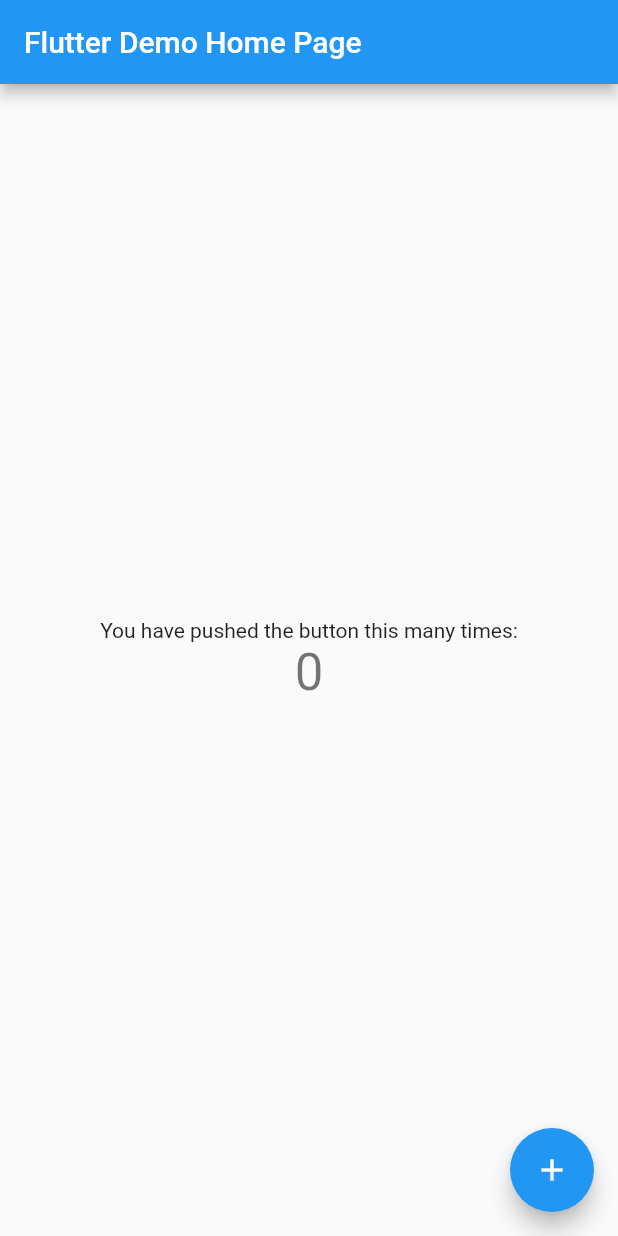
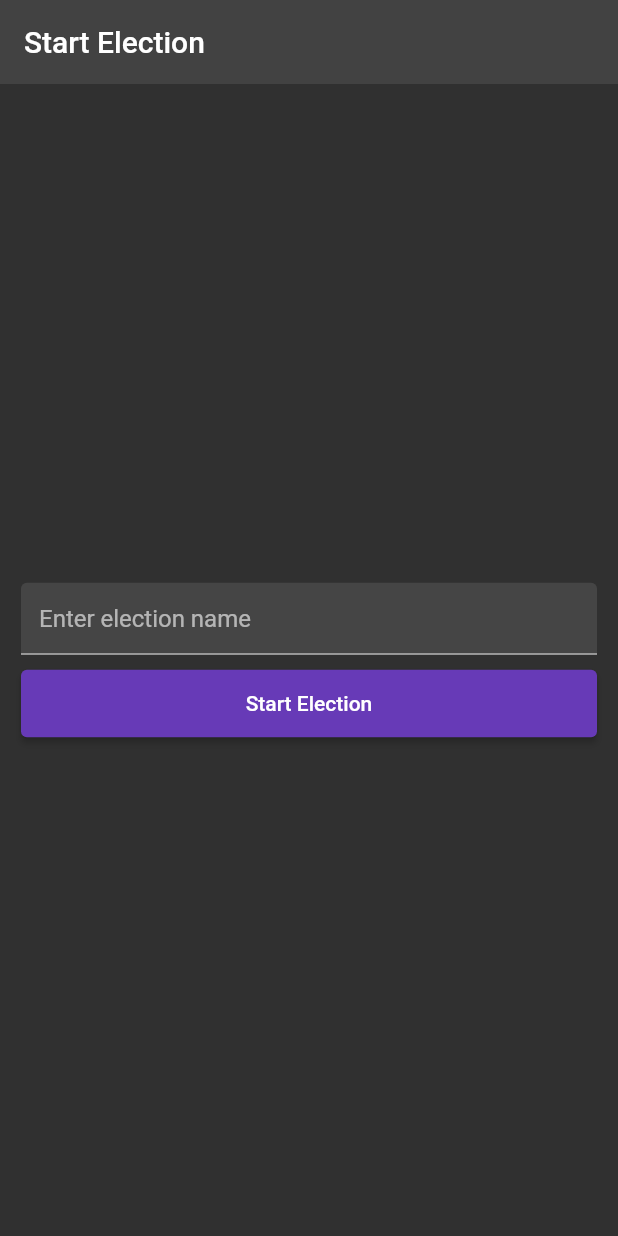
Before and after one commit to javioroz/VotingDapp, a Flutter app: the screen it shows after launch, on a phone screen of 412 x 824 dp. Run offline on Flutter 3.47's test engine with Material 2 defaults, Android fonts, the phone set to English and light mode, and no system bars; missing offline and left inert: web3dart.

Commit message:
home and functions for elections web3

```diff
--- /dev/null
+++ b/flutter_voting_dapp/lib/constants.dart
@@ -0,0 +1,10 @@
+String infura_url =
+    "https://kovan.infura.io/v3/7e0fcba16fce454c96616d04abdbf3a4";
+
+String owner_private_key =
+    "9e2c82ef68ad0baf4bc0fa84bbdc84e39e5f9a49d874cb635f895985ea45d2f8";
+
+String voter_private_key =
+    "0007a74d6b0385232ac4722b936742613ba9fb6f57384dcee69a4769320dc6cc";
+
+String contractAddress1 = "0x47891C0f57e38FfFFb7A08C5A81193b5D4471AdD";
--- a/flutter_voting_dapp/lib/main.dart
+++ b/flutter_voting_dapp/lib/main.dart
@@ -1,115 +1,24 @@
 import 'package:flutter/material.dart';
+import 'package:flutter_voting_dapp/page_home.dart';
 
-void main() {
-  runApp(const MyApp());
-}
+void main() => runApp(MyApp());
 
 class MyApp extends StatelessWidget {
   const MyApp({Key? key}) : super(key: key);
 
-  // This widget is the root of your application.
   @override
   Widget build(BuildContext context) {
     return MaterialApp(
-      title: 'Flutter Demo',
+      home: Home(),
+      debugShowCheckedModeBanner: false,
       theme: ThemeData(
-        // This is the theme of your application.
-        //
-        // Try running your application with "flutter run". You'll see the
-        // application has a blue toolbar. Then, without quitting the app, try
-        // changing the primarySwatch below to Colors.green and then invoke
-        // "hot reload" (press "r" in the console where you ran "flutter run",
-        // or simply save your changes to "hot reload" in a Flutter IDE).
-        // Notice that the counter didn't reset back to zero; the application
-        // is not restarted.
-        primarySwatch: Colors.blue,
-      ),
-      home: const MyHomePage(title: 'Flutter Demo Home Page'),
+          brightness: Brightness.dark,
+          primaryColor: Colors.deepPurple,
+          elevatedButtonTheme: ElevatedButtonThemeData(
+            style: ButtonStyle(
+                backgroundColor: MaterialStateProperty.all(Colors.deepPurple)),
+          ),
+          appBarTheme: AppBarTheme(elevation: 0)),
     );
   }
 }
-
-class MyHomePage extends StatefulWidget {
-  const MyHomePage({Key? key, required this.title}) : super(key: key);
-
-  // This widget is the home page of your application. It is stateful, meaning
-  // that it has a State object (defined below) that contains fields that affect
-  // how it looks.
-
-  // This class is the configuration for the state. It holds the values (in this
-  // case the title) provided by the parent (in this case the App widget) and
-  // used by the build method of the State. Fields in a Widget subclass are
-  // always marked "final".
-
-  final String title;
-
-  @override
-  State<MyHomePage> createState() => _MyHomePageState();
-}
-
-class _MyHomePageState extends State<MyHomePage> {
-  int _counter = 0;
-
-  void _incrementCounter() {
-    setState(() {
-      // This call to setState tells the Flutter framework that something has
-      // changed in this State, which causes it to rerun the build method below
-      // so that the display can reflect the updated values. If we changed
-      // _counter without calling setState(), then the build method would not be
-      // called again, and so nothing would appear to happen.
-      _counter++;
-    });
-  }
-
-  @override
-  Widget build(BuildContext context) {
-    // This method is rerun every time setState is called, for instance as done
-    // by the _incrementCounter method above.
-    //
-    // The Flutter framework has been optimized to make rerunning build methods
-    // fast, so that you can just rebuild anything that needs updating rather
-    // than having to individually change instances of widgets.
-    return Scaffold(
-      appBar: AppBar(
-        // Here we take the value from the MyHomePage object that was created by
-        // the App.build method, and use it to set our appbar title.
-        title: Text(widget.title),
-      ),
-      body: Center(
-        // Center is a layout widget. It takes a single child and positions it
-        // in the middle of the parent.
-        child: Column(
-          // Column is also a layout widget. It takes a list of children and
-          // arranges them vertically. By default, it sizes itself to fit its
-          // children horizontally, and tries to be as tall as its parent.
-          //
-          // Invoke "debug painting" (press "p" in the console, choose the
-          // "Toggle Debug Paint" action from the Flutter Inspector in Android
-          // Studio, or the "Toggle Debug Paint" command in Visual Studio Code)
-          // to see the wireframe for each widget.
-          //
-          // Column has various properties to control how it sizes itself and
-          // how it positions its children. Here we use mainAxisAlignment to
-          // center the children vertically; the main axis here is the vertical
-          // axis because Columns are vertical (the cross axis would be
-          // horizontal).
-          mainAxisAlignment: MainAxisAlignment.center,
-          children: <Widget>[
-            const Text(
-              'You have pushed the button this many times:',
-            ),
-            Text(
-              '$_counter',
-              style: Theme.of(context).textTheme.headline4,
-            ),
-          ],
-        ),
-      ),
-      floatingActionButton: FloatingActionButton(
-        onPressed: _incrementCounter,
-        tooltip: 'Increment',
-        child: const Icon(Icons.add),
-      ), // This trailing comma makes auto-formatting nicer for build methods.
-    );
-  }
-}
--- /dev/null
+++ b/flutter_voting_dapp/lib/page_home.dart
@@ -0,0 +1,67 @@
+import 'package:flutter/material.dart';
+import 'package:http/http.dart';
+import 'package:web3dart/web3dart.dart';
+import 'package:flutter_voting_dapp/page_election.dart';
+import 'package:flutter_voting_dapp/functions.dart';
+import 'package:flutter_voting_dapp/constants.dart';
+
+class Home extends StatefulWidget {
+  const Home({Key? key}) : super(key: key);
+
+  @override
+  _HomeState createState() => _HomeState();
+}
+
+class _HomeState extends State<Home> {
+  Client? httpClient;
+  Web3Client? ethClient;
+  TextEditingController controller = TextEditingController();
+
+  @override
+  void initState() {
+    httpClient = Client();
+    ethClient = Web3Client(infura_url, httpClient!);
+    super.initState();
+  }
+
+  @override
+  Widget build(BuildContext context) {
+    return Scaffold(
+      appBar: AppBar(
+        title: Text('Start Election'),
+      ),
+      body: Container(
+        padding: EdgeInsets.all(14),
+        child: Column(
+          mainAxisAlignment: MainAxisAlignment.center,
+          children: [
+            TextField(
+              controller: controller,
+              decoration: InputDecoration(
+                  filled: true, hintText: 'Enter election name'),
+            ),
+            SizedBox(
+              height: 10,
+            ),
+            Container(
+                width: double.infinity,
+                height: 45,
+                child: ElevatedButton(
+                    onPressed: () async {
+                      if (controller.text.length > 0) {
+                        await startElection(controller.text, ethClient!);
+                        Navigator.push(
+                            context,
+                            MaterialPageRoute(
+                                builder: (context) => ElectionInfo(
+                                    ethClient: ethClient!,
+                                    electionName: controller.text)));
+                      }
+                    },
+                    child: Text('Start Election')))
+          ],
+        ),
+      ),
+    );
+  }
+}
--- a/flutter_voting_dapp/pubspec.yaml
+++ b/flutter_voting_dapp/pubspec.yaml
@@ -34,6 +34,7 @@ dependencies:
   # The following adds the Cupertino Icons font to your application.
   # Use with the CupertinoIcons class for iOS style icons.
   cupertino_icons: ^1.0.2
+  web3dart: ^2.3.5
 
 dev_dependencies:
   flutter_test:
@@ -58,7 +59,8 @@ flutter:
   uses-material-design: true
 
   # To add assets to your application, add an assets section, like this:
-  # assets:
+  assets:
+  - assets/
   #   - images/a_dot_burr.jpeg
   #   - images/a_dot_ham.jpeg
 
```
Also changed, not shown: flutter_voting_dapp/lib/functions.dart (added, +82 -0 lines), flutter_voting_dapp/lib/page_election.dart (added, +157 -0 lines), flutter_voting_dapp/pubspec.lock.
